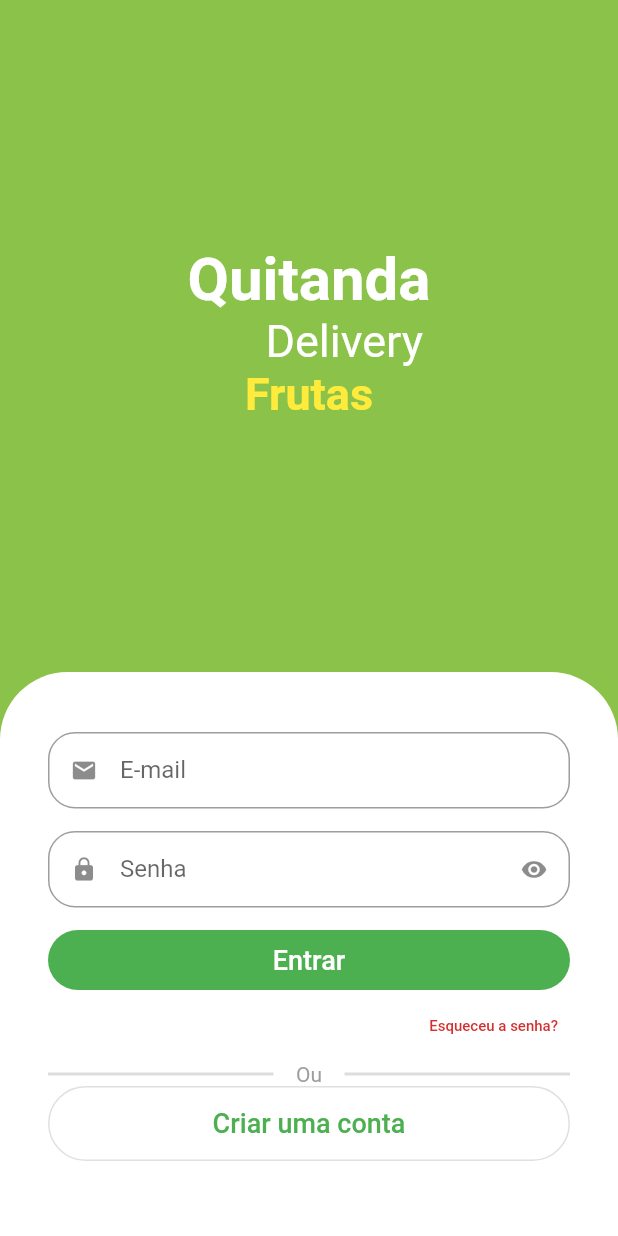
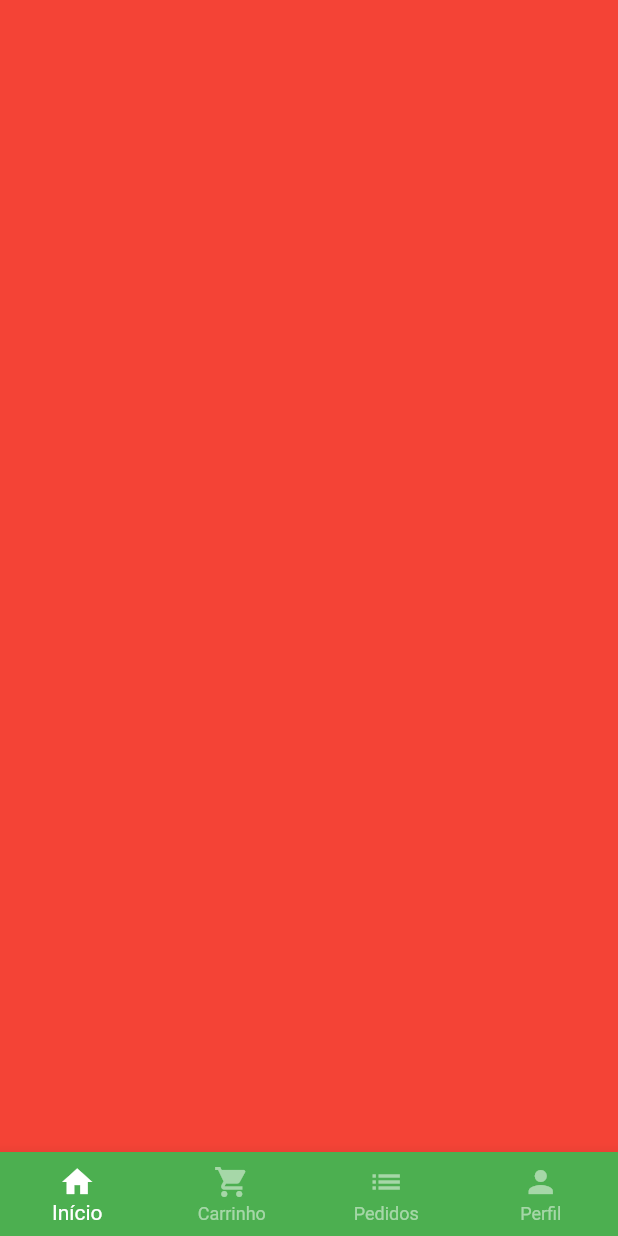
Before and after one commit to DiegoPorfirio01/flutter-app, a Flutter app: the screen it shows after launch, after a tap on "Entrar", on a phone screen of 412 x 824 dp. Run offline on Flutter 3.47's test engine with Material 2 defaults, Android fonts, the phone set to English and light mode, and no system bars; drawn by our look-alikes of animated_text_kit; our stand-ins replace mask_text_input_formatter.

Commit message:
feat(create-base)menu and  navigation beetween views

```diff
--- a/quitanda/lib/src/auth/sign_in_screen.dart
+++ b/quitanda/lib/src/auth/sign_in_screen.dart
@@ -1,6 +1,8 @@
 import 'package:animated_text_kit/animated_text_kit.dart';
 import 'package:flutter/material.dart';
 import 'package:quitanda/src/auth/components/custom_text_field.dart';
+import 'package:quitanda/src/auth/sign_up_screen.dart';
+import 'package:quitanda/src/base/base_screen.dart';
 import 'package:quitanda/src/config/custom_colors.dart';
 
 class SignInScreen extends StatelessWidget {
@@ -22,7 +24,7 @@ class SignInScreen extends StatelessWidget {
                 child: Column(
                   mainAxisAlignment: MainAxisAlignment.center,
                   children: [
-                    Text.rich(TextSpan(
+                    const Text.rich(TextSpan(
                         style: TextStyle(fontSize: 40, color: Colors.white),
                         children: [
                           TextSpan(
@@ -88,7 +90,12 @@ class SignInScreen extends StatelessWidget {
                             borderRadius: BorderRadius.circular(30),
                           ),
                         ),
-                        onPressed: () {},
+                        onPressed: () {
+                          Navigator.of(context)
+                              .pushReplacement(MaterialPageRoute(builder: (c) {
+                            return BaseScreen();
+                          }));
+                        },
                         child: const Text(
                           'Entrar',
                           style: TextStyle(fontSize: 18, color: Colors.white),
@@ -115,10 +122,10 @@ class SignInScreen extends StatelessWidget {
                             thickness: 2,
                           ),
                         ),
-                        Padding(
+                        const Padding(
                           padding: const EdgeInsets.symmetric(horizontal: 15),
-                          child: const Text('Ou',
-                              style: TextStyle(color: Colors.grey)),
+                          child:
+                              Text('Ou', style: TextStyle(color: Colors.grey)),
                         ),
                         Expanded(
                           child: Divider(
@@ -138,7 +145,13 @@ class SignInScreen extends StatelessWidget {
                                   borderRadius: BorderRadius.circular(30),
                                   side: const BorderSide(
                                       width: 1, color: Colors.green))),
-                          onPressed: () {},
+                          onPressed: () {
+                            Navigator.of(context).push(MaterialPageRoute(
+                              builder: (c) {
+                                return SignUpScreen();
+                              },
+                            ));
+                          },
                           child: const Text(
                             'Criar uma conta',
                             style: TextStyle(fontSize: 18, color: Colors.green),
--- /dev/null
+++ b/quitanda/lib/src/base/base_screen.dart
@@ -0,0 +1,69 @@
+import 'package:flutter/material.dart';
+
+class BaseScreen extends StatefulWidget {
+  const BaseScreen({super.key});
+
+  @override
+  State<BaseScreen> createState() => _BaseScreenState();
+}
+
+class _BaseScreenState extends State<BaseScreen> {
+  int currentIndex = 0;
+  final pageController = PageController();
+
+  @override
+  Widget build(BuildContext context) {
+    return Scaffold(
+      backgroundColor: Colors.white,
+      body: PageView(
+        physics: const NeverScrollableScrollPhysics(),
+        controller: pageController,
+        children: [
+          Container(
+            color: Colors.red,
+          ),
+          Container(
+            color: Colors.blue,
+          ),
+          Container(
+            color: Colors.green,
+          ),
+          Container(
+            color: Colors.yellow,
+          ),
+        ],
+      ),
+      bottomNavigationBar: BottomNavigationBar(
+        currentIndex: currentIndex,
+        onTap: (index){
+          setState(() {
+            currentIndex = index;
+            pageController.jumpToPage(index);
+          });
+        },
+        type: BottomNavigationBarType.fixed,
+        backgroundColor: Colors.green,
+        selectedItemColor: Colors.white,
+        unselectedItemColor: Colors.white.withOpacity(0.5),
+        items: const [
+          BottomNavigationBarItem(
+            icon: Icon(Icons.home),
+            label: 'Início',
+          ),
+          BottomNavigationBarItem(
+            icon: Icon(Icons.shopping_cart),
+            label: 'Carrinho',
+          ),
+          BottomNavigationBarItem(
+            icon: Icon(Icons.list),
+            label: 'Pedidos',
+          ),
+          BottomNavigationBarItem(
+            icon: Icon(Icons.person),
+            label: 'Perfil',
+          ),
+        ],
+      ),
+    );
+  }
+}
```
